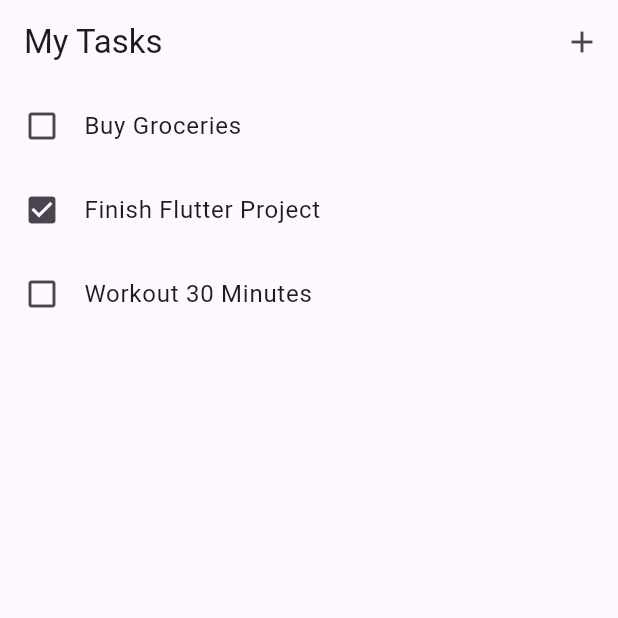
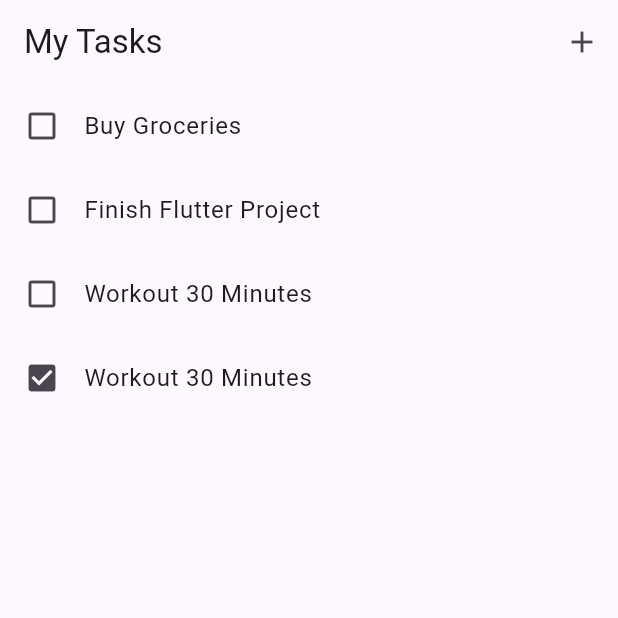
Before and after one commit to Aldhisaputra/Todo-App-Flutter, a Flutter app: the screen it shows after launch, on a phone screen of 412 x 824 dp, the top half of it. Run offline on Flutter 3.47's test engine with Material 3 defaults, Android fonts, the phone set to English and light mode, and no system bars.

Commit message:
model data task

```diff
--- /dev/null
+++ b/lib/models/task.dart
@@ -0,0 +1,6 @@
+class Task {
+  final String title;
+  bool isDone;
+
+  Task({required this.title, this.isDone = false});
+}
--- a/lib/screens/home_screens.dart
+++ b/lib/screens/home_screens.dart
@@ -1,31 +1,45 @@
 import 'package:flutter/material.dart';
+import 'package:todo_app/models/task.dart';
 
-class HomeScreen extends StatelessWidget {
+class HomeScreen extends StatefulWidget {
   const HomeScreen({super.key});
+
+  @override
+  State<HomeScreen> createState() => _HomeScreenState();
+}
+
+class _HomeScreenState extends State<HomeScreen> {
+  final List<Task> tasks = [
+    Task(title: "Buy Groceries"),
+    Task(title: "Finish Flutter Project"),
+    Task(title: "Workout 30 Minutes"),
+    Task(title: "Workout 30 Minutes", isDone: true),
+  ];
 
   @override
   Widget build(BuildContext context) {
     return Scaffold(
       appBar: AppBar(
         title: Text("My Tasks"),
-        actions: [IconButton(onPressed: () {}, icon: Icon(Icons.add))],
-      ), // AppBar
-      body: ListView(
-        children: [
-          ListTile(
-            leading: Icon(Icons.check_box_outline_blank),
-            title: Text("Buy Groceries"),
-          ), // ListTile
-          ListTile(
-            leading: Icon(Icons.check_box),
-            title: Text("Finish Flutter Project"),
-          ), // ListTile
-          ListTile(
-            leading: Icon(Icons.check_box_outline_blank),
-            title: Text("Workout 30 Minutes"),
-          ), // ListTile
+        actions: [
+          IconButton(
+            onPressed: () {},
+            icon: Icon(Icons.add),
+          ),
         ],
-      ), // ListView
-    ); // Scaffold
+      ),
+      body: ListView.builder(
+        itemCount: tasks.length,
+        itemBuilder: (context, index) {
+          final task = tasks[index];
+          return ListTile(
+            leading: Icon(
+              task.isDone ? Icons.check_box : Icons.check_box_outline_blank,
+            ),
+            title: Text(task.title),
+          );
+        },
+      ),
+    );
   }
 }
```
